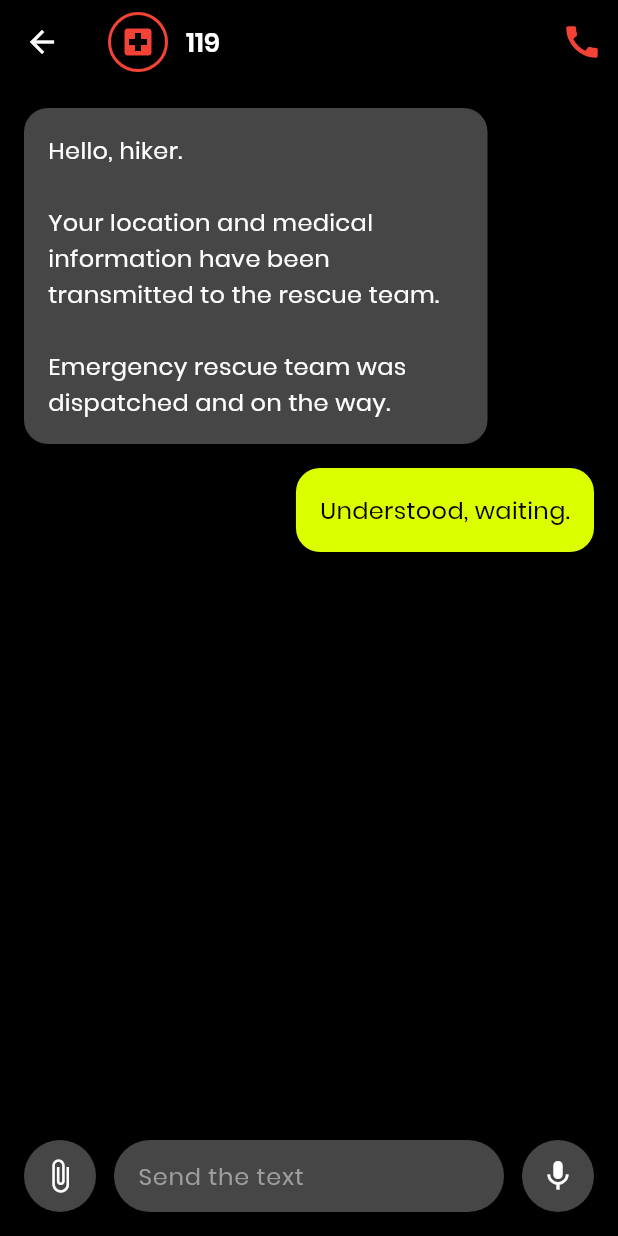
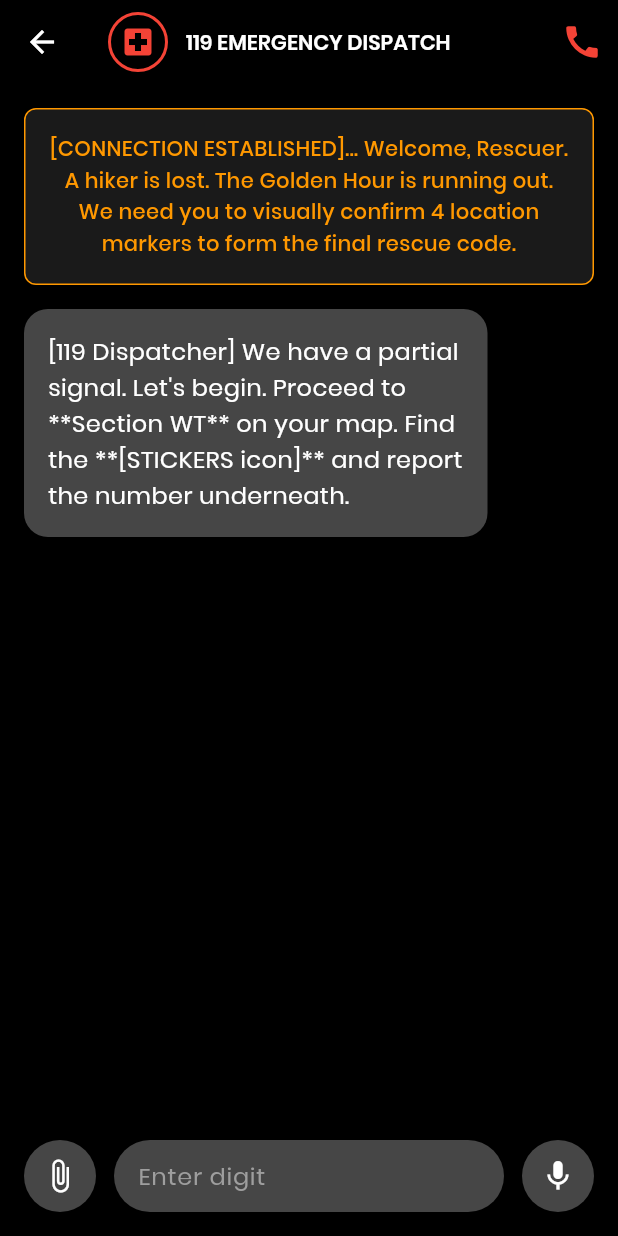
Before and after one commit to yeskialex/lessq-rescuer, a Flutter app: the screen it shows after launch, item 2 of the bottom bar chosen, on a phone screen of 412 x 824 dp. Run offline on Flutter 3.47's test engine with Material 3 defaults, Android fonts, the phone set to English and light mode, and no system bars.

Commit message:
added chat

```diff
--- a/main/lib/chat.dart
+++ b/main/lib/chat.dart
@@ -1,7 +1,124 @@
 import 'package:flutter/material.dart';
 
-class ChatPage extends StatelessWidget {
+class Message {
+  final String text;
+  final bool isFromUser;
+  final bool isSystemMessage;
+
+  Message({
+    required this.text,
+    required this.isFromUser,
+    this.isSystemMessage = false,
+  });
+}
+
+class ChatPage extends StatefulWidget {
   const ChatPage({super.key});
+
+  @override
+  State<ChatPage> createState() => _ChatPageState();
+}
+
+class _ChatPageState extends State<ChatPage> {
+  final TextEditingController _controller = TextEditingController();
+  final List<int> _targetCode = [5, 2, 3, 2];
+  int _currentPosition = 0;
+  bool _gameActive = false;
+  bool _gameCompleted = false;
+  final List<Message> _messages = [];
+
+  final List<String> _sectionPrompts = [
+    'We have a partial signal. Let\'s begin. Proceed to **Section WT** on your map. Find the **[STICKERS icon]** and report the number underneath.',
+    'New signal acquired. Proceed to **Section EG**. Find the **[TENT icon]** and report the number underneath.',
+    'Acquiring third location. Proceed to **Section KD**. Find the **[FLOWER icon]** and report the number underneath.',
+    'Final signal. Proceed to **Section NZ**. Find the **[TREE icon]** and report the number underneath.',
+  ];
+
+  final List<String> _confirmationMessages = [
+    'Confirmed. First digit is 5. Moving to the next signal area.',
+    'Confirmed. Second digit is 2. Good work.',
+    'Confirmed. Third digit is 3. One location remaining.',
+    'Confirmed. Final digit is 2.',
+  ];
+
+  @override
+  void initState() {
+    super.initState();
+    _startGame();
+  }
+
+  void _startGame() {
+    setState(() {
+      _gameActive = true;
+      _messages.clear();
+      _messages.add(Message(
+        text: '[CONNECTION ESTABLISHED]... Welcome, Rescuer. A hiker is lost. The Golden Hour is running out. We need you to visually confirm 4 location markers to form the final rescue code.',
+        isFromUser: false,
+        isSystemMessage: true,
+      ));
+      _messages.add(Message(
+        text: _sectionPrompts[0],
+        isFromUser: false,
+      ));
+    });
+  }
+
+  void _handleInput(String input) {
+    if (!_gameActive || _gameCompleted) return;
+
+    final inputDigit = int.tryParse(input.trim());
+    if (inputDigit == null) return;
+
+    setState(() {
+      _messages.add(Message(text: input, isFromUser: true));
+
+      if (inputDigit == _targetCode[_currentPosition]) {
+        _messages.add(Message(
+          text: _confirmationMessages[_currentPosition],
+          isFromUser: false,
+        ));
+
+        _currentPosition++;
+
+        if (_currentPosition >= _targetCode.length) {
+          _messages.add(Message(
+            text: 'CODE: 5 - 2 - 3 - 2. We have a match! You\'ve found the hiker\'s path. Rescue team is being dispatched to the final coordinates.',
+            isFromUser: false,
+          ));
+          _messages.add(Message(
+            text: 'MISSION COMPLETE. You\'ve saved the hiker! #EverySecondCounts',
+            isFromUser: false,
+            isSystemMessage: true,
+          ));
+          _gameCompleted = true;
+          _gameActive = false;
+        } else {
+          _messages.add(Message(
+            text: _sectionPrompts[_currentPosition],
+            isFromUser: false,
+          ));
+        }
+      } else {
+        _messages.add(Message(
+          text: 'Wrong number, try again. Current location: ${_getSectionName(_currentPosition)}',
+          isFromUser: false,
+        ));
+      }
+    });
+
+    _controller.clear();
+  }
+
+  String _getSectionName(int position) {
+    const sections = ['Section WT', 'Section EG', 'Section KD', 'Section NZ'];
+    return sections[position];
+  }
+
+  @override
+  void dispose() {
+    _controller.dispose();
+    super.dispose();
+  }
 
   @override
   Widget build(BuildContext context) {
@@ -31,13 +148,16 @@ class ChatPage extends StatelessWidget {
               ),
             ),
             const SizedBox(width: 12),
-            const Text(
-              '119',
-              style: TextStyle(
-                color: Colors.white,
-                fontSize: 18,
-                fontFamily: 'Poppins',
-                fontWeight: FontWeight.w600,
+            const Expanded(
+              child: Text(
+                '119 EMERGENCY DISPATCH',
+                style: TextStyle(
+                  color: Colors.white,
+                  fontSize: 14,
+                  fontFamily: 'Poppins',
+                  fontWeight: FontWeight.w600,
+                ),
+                overflow: TextOverflow.ellipsis,
               ),
             ),
           ],
@@ -52,12 +172,39 @@ class ChatPage extends StatelessWidget {
       body: Column(
         children: [
           Expanded(
-            child: ListView(
+            child: ListView.builder(
               padding: const EdgeInsets.all(16),
-              children: [
-                // Received message
-                Align(
-                  alignment: Alignment.centerLeft,
+              itemCount: _messages.length,
+              itemBuilder: (context, index) {
+                final message = _messages[index];
+
+                if (message.isSystemMessage) {
+                  return Container(
+                    margin: const EdgeInsets.only(bottom: 16),
+                    padding: const EdgeInsets.all(16),
+                    decoration: BoxDecoration(
+                      color: const Color(0xFF1a1a1a),
+                      borderRadius: BorderRadius.circular(8),
+                      border: Border.all(color: Colors.orange, width: 1),
+                    ),
+                    child: Text(
+                      message.text,
+                      style: const TextStyle(
+                        color: Colors.orange,
+                        fontSize: 14,
+                        fontFamily: 'Poppins',
+                        fontWeight: FontWeight.w500,
+                        height: 1.5,
+                      ),
+                      textAlign: TextAlign.center,
+                    ),
+                  );
+                }
+
+                return Align(
+                  alignment: message.isFromUser
+                      ? Alignment.centerRight
+                      : Alignment.centerLeft,
                   child: Container(
                     constraints: BoxConstraints(
                       maxWidth: MediaQuery.of(context).size.width * 0.75,
@@ -65,13 +212,15 @@ class ChatPage extends StatelessWidget {
                     margin: const EdgeInsets.only(bottom: 16),
                     padding: const EdgeInsets.all(16),
                     decoration: BoxDecoration(
-                      color: const Color(0xFF464646),
+                      color: message.isFromUser
+                          ? const Color(0xFFDCFF00)
+                          : const Color(0xFF464646),
                       borderRadius: BorderRadius.circular(16),
                     ),
-                    child: const Text(
-                      'Hello, hiker.\n\nYour location and medical information have been transmitted to the rescue team. \n\nEmergency rescue team was dispatched and on the way.',
+                    child: Text(
+                      message.isFromUser ? message.text : '[119 Dispatcher] ${message.text}',
                       style: TextStyle(
-                        color: Colors.white,
+                        color: message.isFromUser ? Colors.black : Colors.white,
                         fontSize: 16,
                         fontFamily: 'Poppins',
                         fontWeight: FontWeight.w400,
@@ -79,33 +228,8 @@ class ChatPage extends StatelessWidget {
                       ),
                     ),
                   ),
-                ),
-                // Sent message
-                Align(
-                  alignment: Alignment.centerRight,
-                  child: Container(
-                    constraints: BoxConstraints(
-                      maxWidth: MediaQuery.of(context).size.width * 0.75,
-                    ),
-                    margin: const EdgeInsets.only(bottom: 16),
-                    padding: const EdgeInsets.all(16),
-                    decoration: BoxDecoration(
-                      color: const Color(0xFFDCFF00),
-                      borderRadius: BorderRadius.circular(16),
-                    ),
-                    child: const Text(
-                      'Understood, waiting.',
-                      style: TextStyle(
-                        color: Colors.black,
-                        fontSize: 16,
-                        fontFamily: 'Poppins',
-                        fontWeight: FontWeight.w400,
-                        height: 1.5,
-                      ),
-                    ),
-                  ),
-                ),
-              ],
+                );
+              },
             ),
           ),
           // Input area
@@ -140,21 +264,24 @@ class ChatPage extends StatelessWidget {
                         color: const Color(0xFF464646),
                         borderRadius: BorderRadius.circular(24),
                       ),
-                      child: const TextField(
-                        style: TextStyle(
+                      child: TextField(
+                        controller: _controller,
+                        onSubmitted: _handleInput,
+                        style: const TextStyle(
                           color: Colors.white,
                           fontSize: 16,
                           fontFamily: 'Poppins',
                         ),
                         decoration: InputDecoration(
-                          hintText: 'Send the text',
-                          hintStyle: TextStyle(
+                          hintText: _gameCompleted ? 'Game completed!' : 'Enter digit',
+                          hintStyle: const TextStyle(
                             color: Colors.grey,
                             fontSize: 16,
                             fontFamily: 'Poppins',
                           ),
                           border: InputBorder.none,
                         ),
+                        enabled: _gameActive && !_gameCompleted,
                       ),
                     ),
                   ),
```
